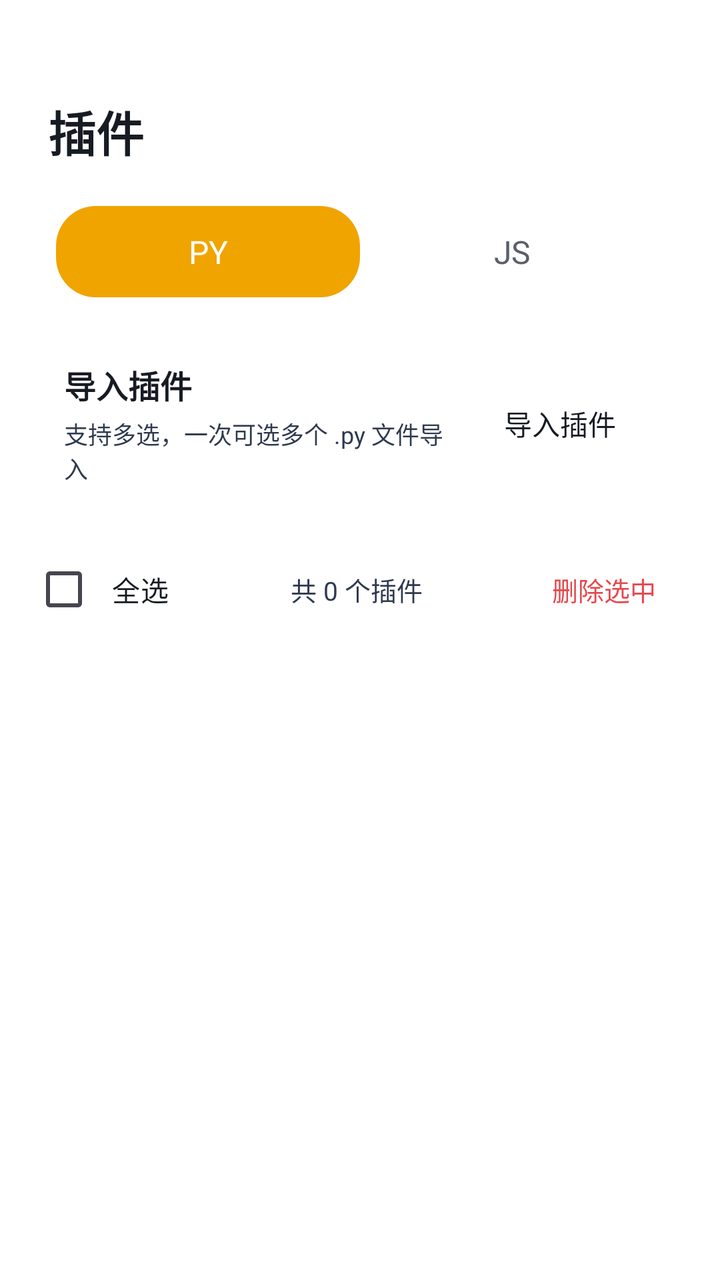
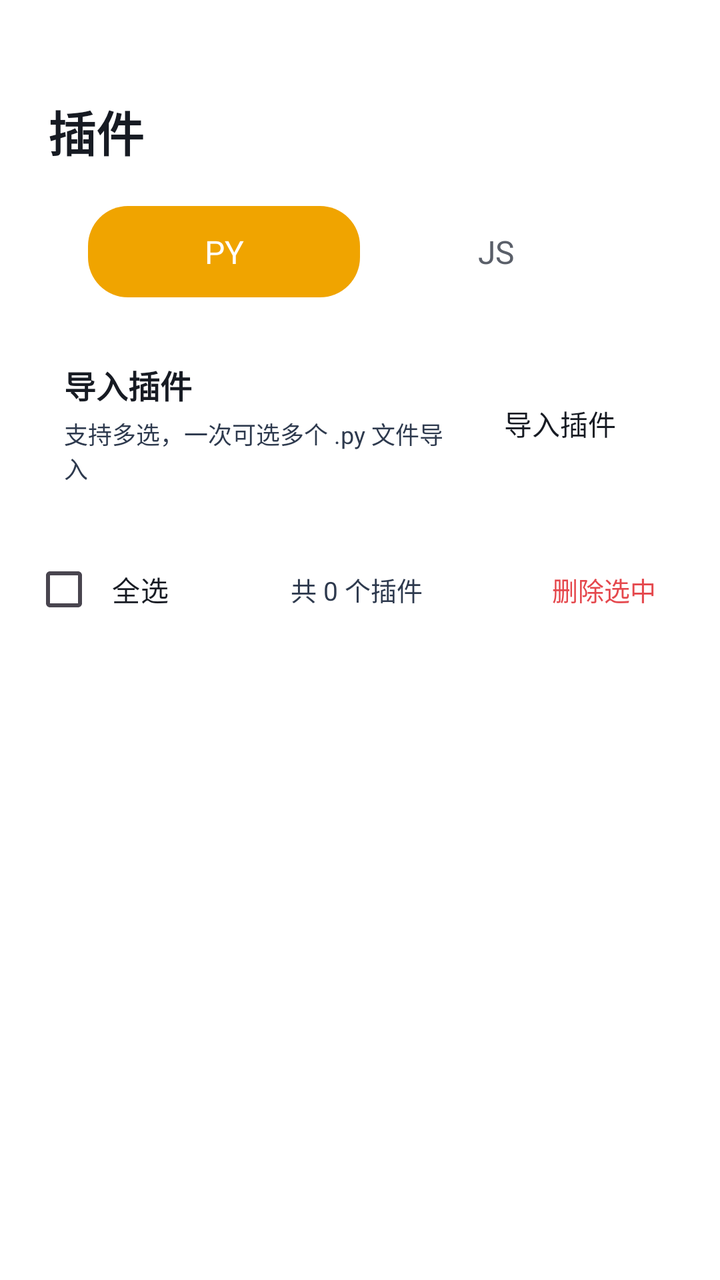

Two renders of the same Android screen: before a commit and after it. Below are the layout's source before the change and the commit's diff.
<!-- AndroidManifest.xml: another module's application theme Theme.App -->
<!-- res/layout/activity_plugin.xml -->
<?xml version="1.0" encoding="utf-8"?>
<LinearLayout xmlns:android="http://schemas.android.com/apk/res/android"
    android:layout_width="match_parent"
    android:layout_height="match_parent"
    android:fitsSystemWindows="true"
    android:orientation="vertical"
    android:paddingLeft="16dp"
    android:paddingRight="16dp"
    android:paddingTop="48dp"
    android:paddingBottom="16dp">

        <LinearLayout
            android:layout_width="wrap_content"
            android:layout_height="wrap_content"
            android:orientation="horizontal"
            android:gravity="center_vertical"
            android:layout_marginBottom="16dp">
            <TextView
                android:layout_width="wrap_content"
                android:layout_height="wrap_content"
                android:text="插件"
                android:textColor="#171B23"
                android:textSize="24sp"
                android:textStyle="bold"
                android:layout_marginStart="8dp" />
        </LinearLayout>

        <LinearLayout
            android:layout_width="match_parent"
            android:layout_height="wrap_content"
            android:background="@drawable/xc_setcard_v2"
            android:orientation="horizontal"
            android:padding="4dp"
            android:layout_marginStart="8dp"
            android:layout_marginEnd="8dp"
            android:layout_marginBottom="12dp">
            <TextView
                android:id="@+id/tab_py"
                android:layout_width="0dp"
                android:layout_height="wrap_content"
                android:layout_weight="1"
                android:gravity="center"
                android:padding="12dp"
                android:text="PY"
                android:textSize="16sp"
                android:background="@drawable/seg_selected"
                android:textColor="#FFFFFF" />
            <TextView
                android:id="@+id/tab_js"
                android:layout_width="0dp"
                android:layout_height="wrap_content"
                android:layout_weight="1"
                android:gravity="center"
                android:padding="12dp"
                android:text="JS"
                android:textSize="16sp"
                android:textColor="#5A5F69" />
        </LinearLayout>

        <LinearLayout
            android:layout_width="match_parent"
            android:layout_height="wrap_content"
            android:background="@drawable/xc_setcard_v2"
            android:orientation="horizontal"
            android:gravity="center_vertical"
            android:padding="16dp"
            android:layout_marginBottom="12dp">
            <LinearLayout
                android:layout_width="0dp"
                android:layout_height="wrap_content"
                android:layout_weight="1"
                android:orientation="vertical">
                <TextView
                    android:layout_width="wrap_content"
                    android:layout_height="wrap_content"
                    android:text="导入插件"
                    android:textColor="#171B23"
                    android:textSize="16sp"
                    android:textStyle="bold" />
                <TextView
                    android:layout_width="wrap_content"
                    android:layout_height="wrap_content"
                    android:text="支持多选，一次可选多个 .py 文件导入"
                    android:textColor="#2E3A4E"
                    android:textSize="12sp"
                    android:layout_marginTop="4dp" />
            </LinearLayout>
            <TextView
                android:id="@+id/btn_import"
                android:layout_width="wrap_content"
                android:layout_height="wrap_content"
                android:background="@drawable/xc_setcard_v2"
                android:paddingLeft="20dp"
                android:paddingRight="20dp"
                android:paddingTop="10dp"
                android:paddingBottom="10dp"
                android:text="导入插件"
                android:textColor="#171B23"
                android:textSize="14sp" />
        </LinearLayout>

        <LinearLayout
            android:layout_width="match_parent"
            android:layout_height="wrap_content"
            android:orientation="horizontal"
            android:gravity="center_vertical"
            android:layout_marginBottom="8dp">
            <CheckBox
                android:id="@+id/cb_select_all"
                android:layout_width="wrap_content"
                android:layout_height="wrap_content"
                android:text="全选"
                android:textColor="#171B23"
                android:textSize="14sp"  android:background="@drawable/xc_setcard_v2" android:paddingLeft="8dp" android:paddingRight="12dp" android:paddingTop="6dp" android:paddingBottom="6dp" />
            <TextView
                android:id="@+id/tv_count"
                android:layout_width="0dp"
                android:layout_height="wrap_content"
                android:layout_weight="1"
                android:gravity="center"
                android:text="共 0 个插件"
                android:textColor="#2E3A4E"
                android:textSize="13sp" />
            <TextView
                android:id="@+id/btn_delete_selected"
                android:layout_width="wrap_content"
                android:layout_height="wrap_content"
                android:background="@drawable/xc_setcard_v2"
                android:paddingLeft="16dp"
                android:paddingRight="16dp"
                android:paddingTop="8dp"
                android:paddingBottom="8dp"
                android:text="删除选中"
                android:textColor="#E5484D"
                android:textSize="13sp" />
        </LinearLayout>

        <androidx.recyclerview.widget.RecyclerView
            android:id="@+id/rv_plugins"
            android:layout_width="match_parent"
            android:layout_height="0dp"
            android:layout_weight="1"
            android:clipToPadding="false"
            android:paddingBottom="16dp" />
</LinearLayout>
<!-- resources referenced by this layout -->
<resources>
  <!-- drawable seg_selected (drawable) -->
  <?xml version="1.0" encoding="utf-8"?>
  <shape xmlns:android="http://schemas.android.com/apk/res/android" android:shape="rectangle">
  <corners android:radius="20dp"/>
  <solid android:color="#f0a400"/>
  </shape>
  <!-- drawable xc_setcard_v2 (drawable) -->
  <?xml version="1.0" encoding="utf-8"?>
  <shape xmlns:android="http://schemas.android.com/apk/res/android" android:shape="rectangle">
      <corners android:radius="10dp" />
      <solid android:color="#57FFFFFF" />
      <stroke android:width="1dp" android:color="#61FFFFFF" />
  </shape>
  <style name="Theme.App" parent="Theme.XingChen">
          <item name="android:windowDisablePreview">true</item>
      </style>
  <style name="Theme.XingChen" parent="Theme.Material3.DayNight.NoActionBar">
          <item name="android:windowBackground">@android:color/transparent</item>
                <item name="android:colorBackground">@android:color/transparent</item>
          <item name="colorPrimary">#f0a400</item>
          <item name="colorPrimaryVariant">#c07f00</item>
          <item name="colorOnPrimary">@android:color/white</item>
      </style>
</resources>

<!-- the commit's change to res/layout/activity_plugin.xml (unified diff, before → after) -->
@@ -31,8 +31,8 @@
             android:background="@drawable/xc_setcard_v2"
             android:orientation="horizontal"
             android:padding="4dp"
-            android:layout_marginStart="8dp"
-            android:layout_marginEnd="8dp"
+            android:layout_marginStart="24dp"
+            android:layout_marginEnd="24dp"
             android:layout_marginBottom="12dp">
             <TextView
                 android:id="@+id/tab_py"
